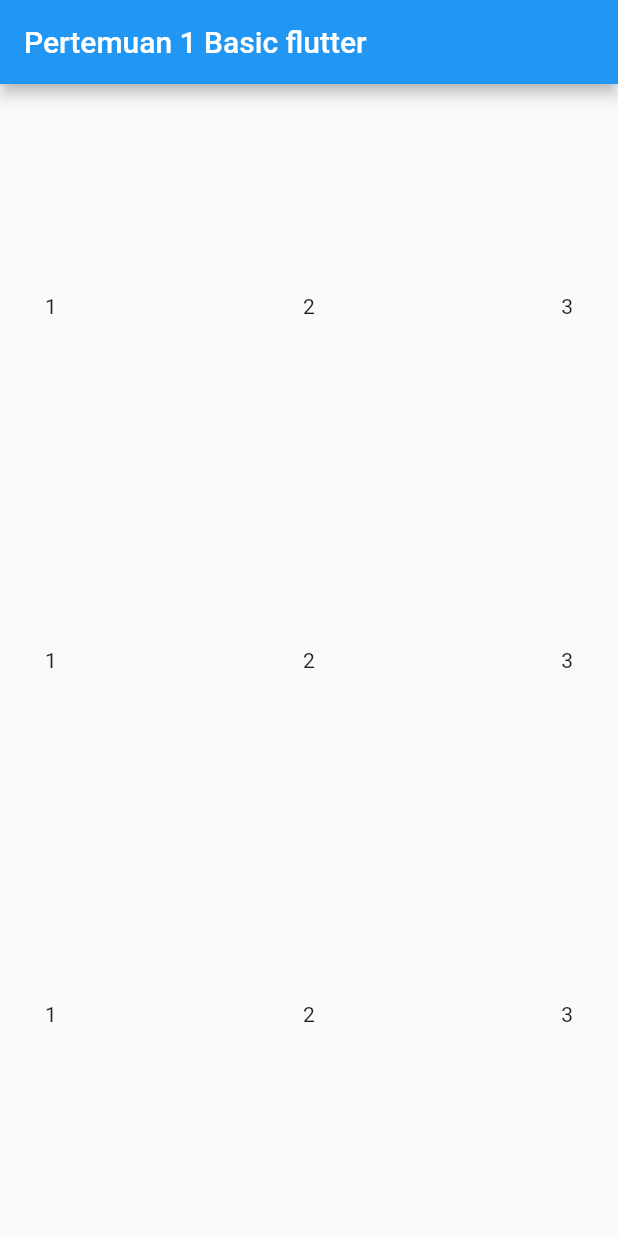
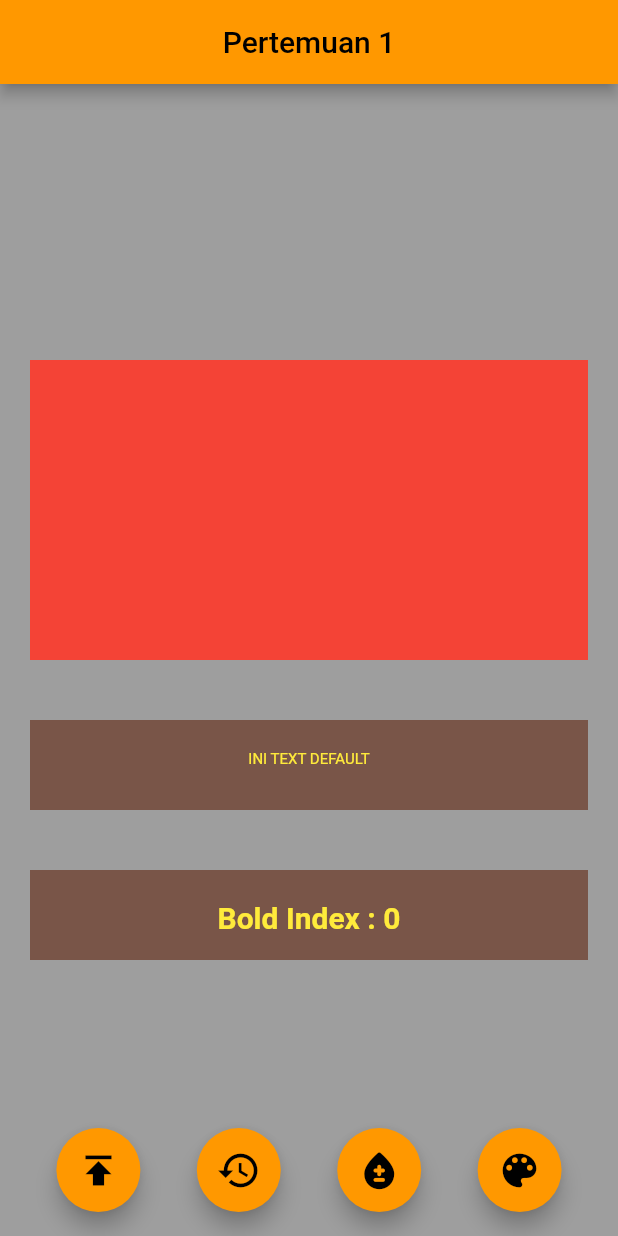
Before and after one commit to default-csunj/Materi-Mobile-Development, a Flutter app: the screen it shows after launch, on a phone screen of 412 x 824 dp. Run offline on Flutter 3.47's test engine with Material 2 defaults, Android fonts, the phone set to English and light mode, and no system bars.

Commit message:
finish materi UI 1

```diff
--- /dev/null
+++ b/lib/Pertemuan1/stflwdgt.dart
@@ -0,0 +1,131 @@
+import 'package:flutter/material.dart';
+
+class stfl extends StatefulWidget {
+  @override
+  _stflState createState() => _stflState();
+}
+
+class _stflState extends State<stfl> {
+  var baseSize = 10.0;
+
+  var fontBold = [FontWeight.normal, FontWeight.bold];
+  var boldIndex = 0;
+
+  var listColor = [Colors.red, Colors.green, Colors.blue];
+  var colorIndex = 0;
+
+  @override
+  Widget build(BuildContext context) {
+    return Scaffold(
+      backgroundColor: Colors.grey,
+      appBar: AppBar(
+        title: Text("Pertemuan 1"),
+        centerTitle: true,
+      ),
+      body: Container(
+        child: Center(
+          child: Column(
+            mainAxisAlignment: MainAxisAlignment.center,
+            crossAxisAlignment: CrossAxisAlignment.stretch,
+            children: [
+              Container(
+                color: listColor[colorIndex],
+                width: 200,
+                height: 200,
+                margin: EdgeInsets.all(20.0),
+              ),
+              Container(
+                child: Text(
+                  "INI TEXT DEFAULT",
+                  style: TextStyle(
+                    fontSize: baseSize,
+                    fontWeight: fontBold[boldIndex],
+                    color: Colors.yellow,
+                  ),
+                  textAlign: TextAlign.center,
+                ),
+                color: Colors.brown,
+                width: 60,
+                height: 60,
+                padding: EdgeInsets.symmetric(vertical: 20.0),
+                margin: EdgeInsets.all(20.0),
+              ),
+              Container(
+                child: Text(
+                  "Bold Index : ${boldIndex}",
+                  style: TextStyle(
+                    fontSize: 20.0,
+                    fontWeight: FontWeight.bold,
+                    color: Colors.yellow,
+                  ),
+                  textAlign: TextAlign.center,
+                ),
+                color: Colors.brown,
+                width: 60.0,
+                height: 60.0,
+                padding: EdgeInsets.symmetric(vertical: 20.0),
+                margin: EdgeInsets.all(20.0),
+              ),
+            ],
+          ),
+        ),
+      ),
+      floatingActionButton: Row(
+        mainAxisAlignment: MainAxisAlignment.spaceEvenly,
+        children: [
+          FloatingActionButton(
+            child: Icon(
+              Icons.publish,
+              size: 30.0,
+            ),
+            onPressed: () {
+              setState(() {
+                baseSize = 20.0;
+              });
+            },
+          ),
+          FloatingActionButton(
+            child: Icon(
+              Icons.restore_sharp,
+              size: 30.0,
+            ),
+            onPressed: () {
+              setState(() {
+                baseSize = 10.0;
+              });
+            },
+          ),
+          FloatingActionButton(
+            child: Icon(
+              Icons.bloodtype_rounded,
+              size: 30.0,
+            ),
+            onPressed: () {
+              setState(() {
+                if (boldIndex == 0)
+                  boldIndex = 1;
+                else
+                  boldIndex = 0;
+              });
+            },
+          ),
+          FloatingActionButton(
+            child: Icon(
+              Icons.color_lens,
+              size: 30.0,
+            ),
+            onPressed: () {
+              setState(() {
+                if (colorIndex == 2)
+                  colorIndex = 0;
+                else
+                  colorIndex += 1;
+              });
+            },
+          ),
+        ],
+      ),
+      floatingActionButtonLocation: FloatingActionButtonLocation.centerFloat,
+    );
+  }
+}
--- /dev/null
+++ b/lib/Pertemuan1/stlswdgt.dart
@@ -0,0 +1,18 @@
+import 'package:flutter/material.dart';
+
+class stls extends StatelessWidget {
+  @override
+  Widget build(BuildContext context) {
+    return Scaffold(
+      appBar: AppBar(
+        title: Text("Pertemuan 1"),
+        centerTitle: true,
+      ),
+      body: Container(
+        child: Center(
+          child: Text("HEHE"),
+        ),
+      ),
+    );
+  }
+}
--- a/lib/main.dart
+++ b/lib/main.dart
@@ -1,21 +1,23 @@
 import 'package:flutter/material.dart';
-import 'package:materi/materi/pertemuan1.dart';
+import 'package:materi/Pertemuan1/stflwdgt.dart';
+import 'package:materi/Pertemuan1/stlswdgt.dart';
 
 void main() {
-  runApp(const MyApp());
+  runApp(MyApp());
 }
 
 class MyApp extends StatelessWidget {
-  const MyApp({Key? key}) : super(key: key);
-
   @override
   Widget build(BuildContext context) {
     return MaterialApp(
-      title: 'Flutter Demo',
+      title: 'Default Mobile Dev',
+      debugShowCheckedModeBanner: false,
       theme: ThemeData(
-        primarySwatch: Colors.blue,
+        primarySwatch: Colors.orange,
+
+        /// Explain All the Colors Widget
       ),
-      home: const Pertemuan1Pages(),
+      home: stfl(),
     );
   }
 }
--- a/lib/materi/pertemuan1.dart
+++ /dev/null
@@ -1,73 +0,0 @@
-import 'package:flutter/material.dart';
-
-class Pertemuan1Pages extends StatelessWidget {
-  const Pertemuan1Pages({Key? key}) : super(key: key);
-
-  @override
-  Widget build(BuildContext context) {
-    return Scaffold(
-      appBar: AppBar(
-        title: const Text("Pertemuan 1 Basic flutter"),
-      ),
-      body: Container(
-        // Bagian 1, penjelasan terkait scaffold, container, center, margin, padding dan boxdecoration
-
-        // Jelaskan widget center
-        /*child: Center(
-                child: Container(
-                  color: Colors.green,
-                  child: Container(
-                    //padding dan margin jelaskan semua atribut mulai dari symmetric, all dan from ltrb
-                    padding: const EdgeInsets.all(25),
-                    margin: const EdgeInsets.all(30),
-                    child: const Text("Pertemuan Pertama"),
-                    decoration: const BoxDecoration(color: Colors.red),
-                  ),
-                ),
-              ),
-              */
-
-        // Bagian 2 Penjelasan terkait Row Dan Column,
-        child: Container(
-          padding: const EdgeInsets.all(30),
-          width: double.infinity,
-          // // penjelasan terkait row
-          // child: Row(
-          //   // jelaskan terkait cross dan main axis alignment
-          //   crossAxisAlignment: CrossAxisAlignment.center,
-          //   mainAxisAlignment: MainAxisAlignment.spaceBetween,
-          //   children: const [Text("1"), Text("2"), Text("3")],
-          // ),
-
-          // // penjelasan terkait column
-          // child: Column(
-          //   // jelaskan terkait cross dan main axis alignment
-          //   crossAxisAlignment: CrossAxisAlignment.center,
-          //   mainAxisAlignment: MainAxisAlignment.center,
-          //   children: const [Text("1"), Text("2"), Text("3")],
-          // ),
-
-          // // penjelasan terkait row dan column
-          child: Column(
-            mainAxisAlignment: MainAxisAlignment.spaceAround,
-            crossAxisAlignment: CrossAxisAlignment.center,
-            children: [
-              Row(
-                mainAxisAlignment: MainAxisAlignment.spaceBetween,
-                children: const [Text("1"), Text("2"), Text("3")],
-              ),
-              Row(
-                mainAxisAlignment: MainAxisAlignment.spaceBetween,
-                children: const [Text("1"), Text("2"), Text("3")],
-              ),
-              Row(
-                mainAxisAlignment: MainAxisAlignment.spaceBetween,
-                children: const [Text("1"), Text("2"), Text("3")],
-              ),
-            ],
-          ),
-        ),
-      ),
-    );
-  }
-}
```
Also changed, not shown: pubspec.lock, 1 other file.
